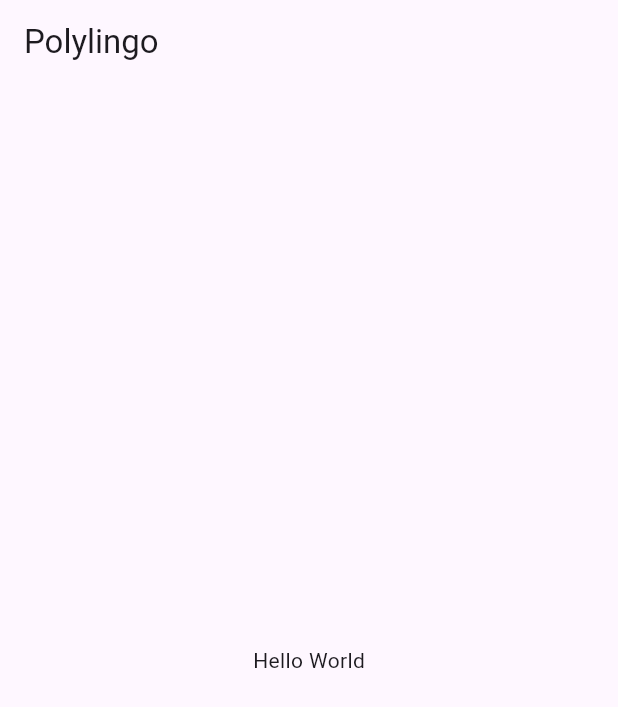
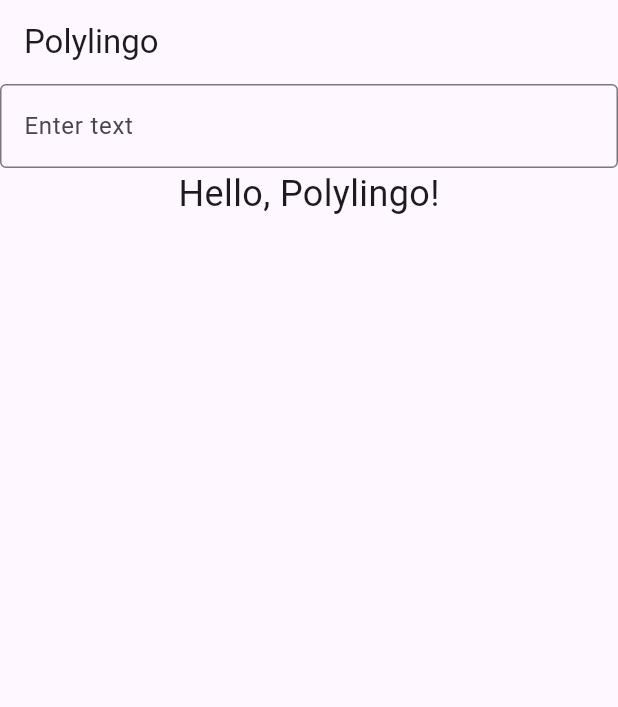
Before and after one commit to Yuji5117/polylingo, a Flutter app: the screen it shows after launch, on a phone screen of 412 x 824 dp. Shown: the top 707 px of the screen. Run offline on Flutter 3.47's test engine with Material 3 defaults, Android fonts, the phone set to English and light mode, and no system bars.

Commit message:
Update MyHomePage to include a TextField and display a personalized greeting

```diff
--- a/lib/main.dart
+++ b/lib/main.dart
@@ -29,12 +29,22 @@ class MyHomePage extends StatelessWidget {
   @override
   Widget build(BuildContext context) {
     return Scaffold(
-      appBar: AppBar(
-        title: Text(title),
-      ),
-      body: const Center(
-        child: Text('Hello World'),
-      ),
-    );
+        appBar: AppBar(
+          title: Text(title),
+        ),
+        body: const Column(
+          children: [
+            TextField(
+              decoration: InputDecoration(
+                labelText: 'Enter text',
+                border: OutlineInputBorder(),
+              ),
+            ),
+            Text(
+              'Hello, Polylingo!',
+              style: TextStyle(fontSize: 24),
+            ),
+          ],
+        ));
   }
 }
```
